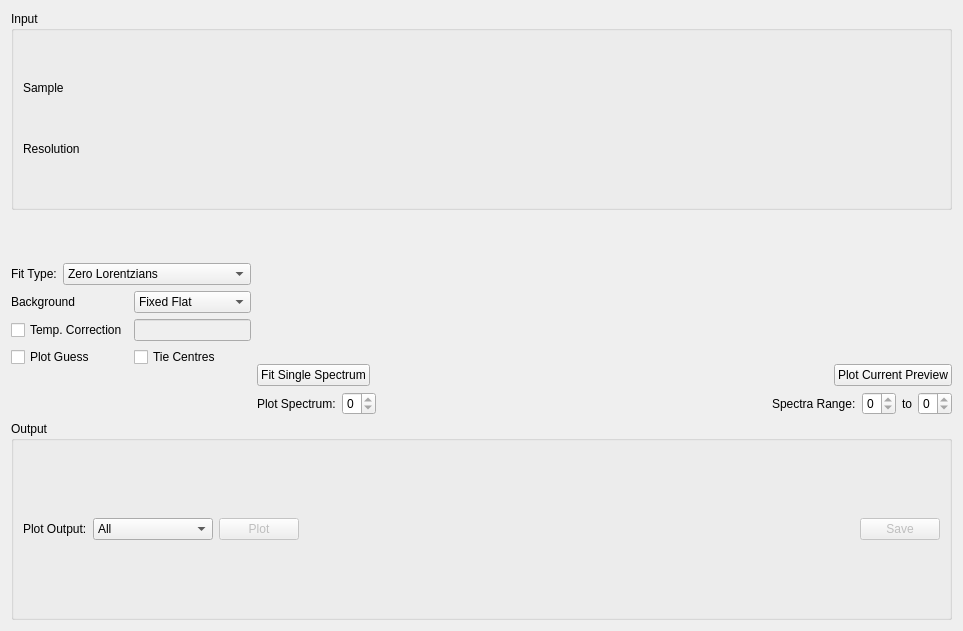
This is qt/scientific_interfaces/Indirect/ConvFit.ui in mantidproject/mantid as Qt 5 draws it before an edit. The edited form follows.
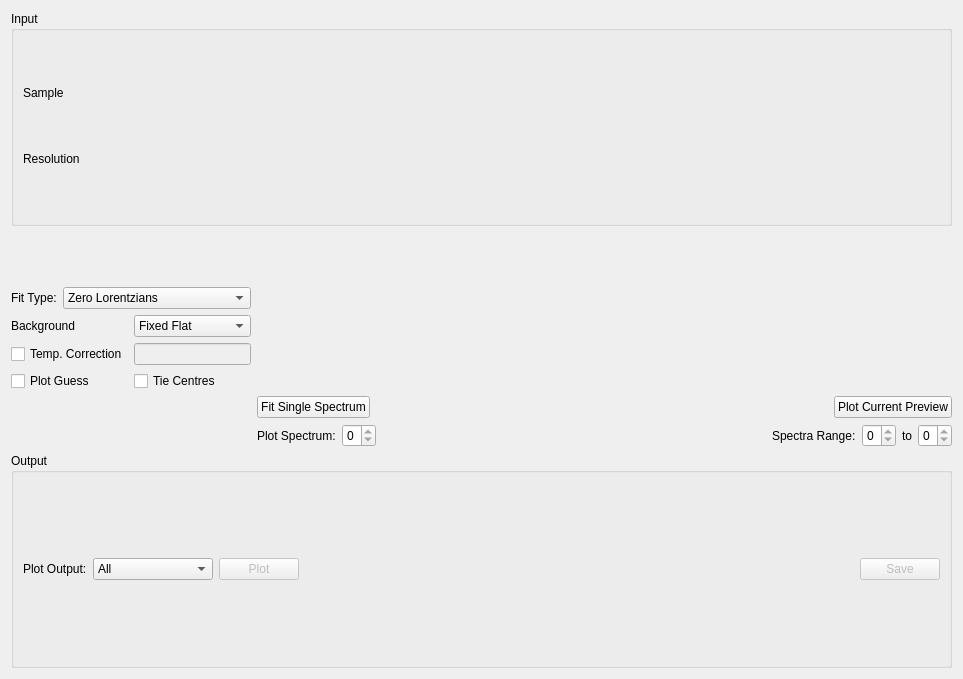
This is the edited form. Custom widgets are drawn as their Qt base class.

Commit message:
Add second plot preview to ConvFit interface
Refs #20241

```diff
--- a/qt/scientific_interfaces/Indirect/ConvFit.ui
+++ b/qt/scientific_interfaces/Indirect/ConvFit.ui
@@ -7,7 +7,7 @@
     <x>0</x>
     <y>0</y>
     <width>963</width>
-    <height>631</height>
+    <height>679</height>
    </rect>
   </property>
   <property name="windowTitle">
@@ -261,7 +261,7 @@
      <item>
       <layout class="QVBoxLayout" name="loMiniPlot">
        <item>
-        <widget class="MantidQt::MantidWidgets::PreviewPlot" name="ppPlot" native="true">
+        <widget class="MantidQt::MantidWidgets::PreviewPlot" name="ppPlotTop" native="true">
          <property name="showLegend" stdset="0">
           <bool>true</bool>
          </property>
@@ -274,6 +274,9 @@
          </property>
         </widget>
        </item>
+       <item>
+        <widget class="MantidQt::MantidWidgets::PreviewPlot" name="ppPlotBottom" native="true"/>
+       </item>
        <item>
         <layout class="QHBoxLayout" name="loPlotOptions">
          <item>
```
